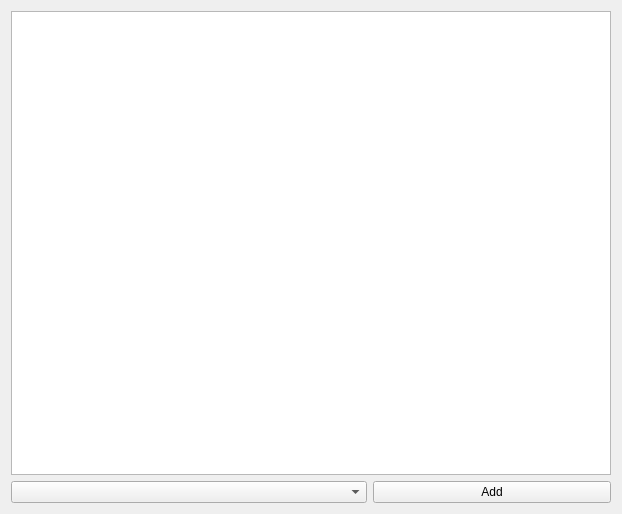
LuWang0211/navigation, file panel1.ui: the form before one commit.
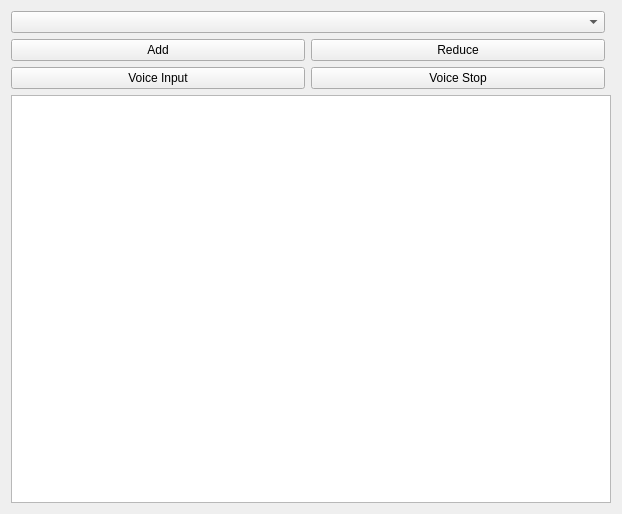
The form after the commit.

Commit message: lu-branch modify panel1 and add voiceinput

The edit to the form file:
```diff
--- a/panel1.ui
+++ b/panel1.ui
@@ -21,21 +21,14 @@
   </property>
   <layout class="QGridLayout" name="gridLayout">
    <item row="1" column="0">
-    <widget class="QComboBox" name="comboBox">
-     <property name="sizePolicy">
-      <sizepolicy hsizetype="Preferred" vsizetype="Fixed">
-       <horstretch>3</horstretch>
-       <verstretch>0</verstretch>
-      </sizepolicy>
-     </property>
-    </widget>
-   </item>
-   <item row="1" column="1">
     <widget class="QPushButton" name="addButton">
+     <property name="enabled">
+      <bool>true</bool>
+     </property>
      <property name="sizePolicy">
-      <sizepolicy hsizetype="Minimum" vsizetype="Fixed">
+      <sizepolicy hsizetype="Minimum" vsizetype="Minimum">
        <horstretch>2</horstretch>
-       <verstretch>0</verstretch>
+       <verstretch>1</verstretch>
       </sizepolicy>
      </property>
      <property name="text">
@@ -43,7 +36,24 @@
      </property>
     </widget>
    </item>
+   <item row="1" column="1">
+    <widget class="QPushButton" name="reduceButton">
+     <property name="text">
+      <string>Reduce</string>
+     </property>
+    </widget>
+   </item>
    <item row="0" column="0" colspan="2">
+    <widget class="QComboBox" name="comboBox">
+     <property name="sizePolicy">
+      <sizepolicy hsizetype="Expanding" vsizetype="Fixed">
+       <horstretch>5</horstretch>
+       <verstretch>1</verstretch>
+      </sizepolicy>
+     </property>
+    </widget>
+   </item>
+   <item row="3" column="0" colspan="3">
     <widget class="QListWidget" name="shoppingItems">
      <property name="sizePolicy">
       <sizepolicy hsizetype="Preferred" vsizetype="Expanding">
@@ -53,6 +63,20 @@
      </property>
     </widget>
    </item>
+   <item row="2" column="0">
+    <widget class="QPushButton" name="voiceButton">
+     <property name="text">
+      <string>Voice Input</string>
+     </property>
+    </widget>
+   </item>
+   <item row="2" column="1">
+    <widget class="QPushButton" name="stopButton">
+     <property name="text">
+      <string>Voice Stop</string>
+     </property>
+    </widget>
+   </item>
   </layout>
  </widget>
  <resources/>
```
The commit also changes 6 other files.
